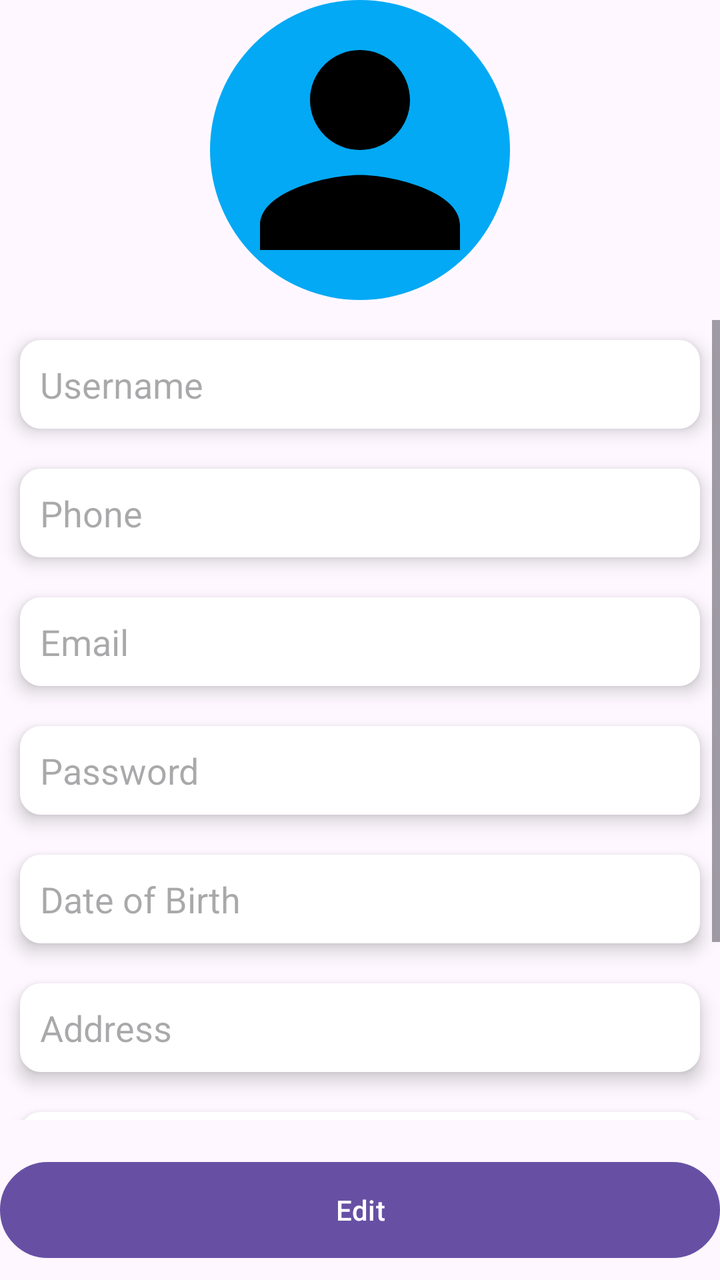
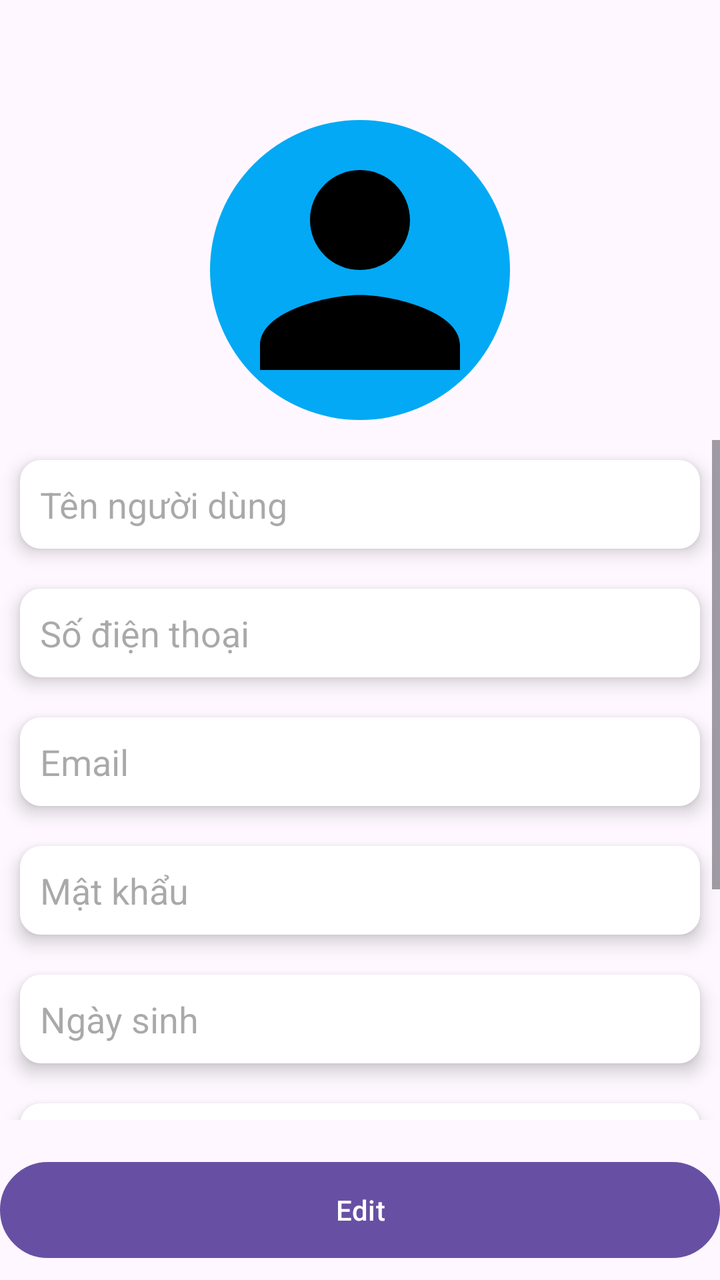

Two renders of the same Android screen: before a commit and after it. Below are the layout's source before the change and the commit's diff.
<!-- AndroidManifest.xml: application theme Theme.MyApp -->
<!-- res/layout/activity_account_detail.xml -->
<?xml version="1.0" encoding="utf-8"?>
<LinearLayout xmlns:android="http://schemas.android.com/apk/res/android"
    xmlns:app="http://schemas.android.com/apk/res-auto"
    xmlns:tools="http://schemas.android.com/tools"
    android:id="@+id/main"
    android:layout_width="match_parent"
    android:layout_height="match_parent"
    android:orientation="vertical"
    android:gravity="center"
    android:layout_margin="20dp"
    tools:context=".ui.dashboard.AccountDetailActivity">
    <ImageView
        android:layout_width="150dp"
        android:layout_height="150dp"
        android:background="@drawable/circular_bg"
        android:backgroundTint="@color/blue"
        android:src="@drawable/ic_person"
        android:scaleType="centerCrop"
        android:layout_marginBottom="10dp"
        android:id="@+id/profile_image_view"/>


    <ScrollView
        android:layout_width="match_parent"
        android:layout_height="0dp"
        android:layout_weight="1">

        <LinearLayout
            android:layout_width="match_parent"
            android:layout_height="wrap_content"
            android:orientation="vertical">

            <EditText
                android:id="@+id/edtName"
                android:layout_width="match_parent"
                android:layout_height="wrap_content"
                android:layout_margin="10dp"
                android:background="@drawable/edit_text_rounded_corner"
                android:elevation="5dp"
                android:hint="Username"
                android:inputType="text"
                android:padding="10dp" />

            <EditText
                android:id="@+id/edtPhoneNumber"
                android:layout_width="match_parent"
                android:layout_height="wrap_content"
                android:layout_margin="10dp"
                android:background="@drawable/edit_text_rounded_corner"
                android:elevation="5dp"
                android:hint="Phone"
                android:inputType="text"
                android:padding="10dp" />

            <EditText
                android:id="@+id/edtEmail"
                android:layout_width="match_parent"
                android:layout_height="wrap_content"
                android:layout_margin="10dp"
                android:background="@drawable/edit_text_rounded_corner"
                android:elevation="5dp"
                android:hint="Email"
                android:inputType="text"
                android:padding="10dp" />

            <EditText
                android:id="@+id/edtPassword"
                android:layout_width="match_parent"
                android:layout_height="wrap_content"
                android:layout_margin="10dp"
                android:background="@drawable/edit_text_rounded_corner"
                android:elevation="5dp"
                android:hint="Password"
                android:inputType="text"
                android:padding="10dp" />

            <EditText
                android:id="@+id/edtDob"
                android:layout_width="match_parent"
                android:layout_height="wrap_content"
                android:layout_margin="10dp"
                android:background="@drawable/edit_text_rounded_corner"
                android:elevation="5dp"
                android:hint="Date of Birth"
                android:inputType="text"
                android:padding="10dp" />

            <EditText
                android:id="@+id/edtAddress"
                android:layout_width="match_parent"
                android:layout_height="wrap_content"
                android:layout_margin="10dp"
                android:background="@drawable/edit_text_rounded_corner"
                android:elevation="5dp"
                android:hint="Address"
                android:inputType="text"
                android:padding="10dp" />
            <AutoCompleteTextView
                android:id="@+id/acGender"
                android:layout_width="match_parent"
                android:layout_height="wrap_content"
                android:layout_margin="10dp"
                android:background="@drawable/edit_text_rounded_corner"
                android:elevation="5dp"
                android:hint="Gender"
                android:padding="10dp"
                android:clickable="true"
                android:focusable="false"/>

            <AutoCompleteTextView
                android:id="@+id/acRole"
                android:layout_width="match_parent"
                android:layout_height="wrap_content"
                android:layout_margin="10dp"
                android:background="@drawable/edit_text_rounded_corner"
                android:elevation="5dp"
                android:hint="Role"
                android:padding="10dp"
                android:clickable="true"
                android:focusable="false"/>


        </LinearLayout>

    </ScrollView>

    <LinearLayout
        android:layout_width="match_parent"
        android:layout_height="70dp"
        android:gravity="center_vertical"
        android:layout_marginTop="10dp"
        android:orientation="vertical">
        <Button
            android:id="@+id/btnSave"
            android:layout_width="match_parent"
            android:layout_height="wrap_content"
            android:background="@drawable/btn_rounded_corner"
            android:text="Edit"
            app:rippleColor="#3F51B5"/>
    </LinearLayout>

</LinearLayout>
<!-- resources referenced by this layout -->
<resources>
  <color name="blue">#03A9F4</color>
  <!-- drawable btn_rounded_corner (drawable) -->
  <?xml version="1.0" encoding="utf-8"?>
  <shape android:shape="rectangle" xmlns:android="http://schemas.android.com/apk/res/android">
  
      <stroke android:width="1dp" android:color="@color/white"/>
      <corners android:radius="40dp"/>
      <solid android:color="@color/blue"/>
  </shape>
  <!-- drawable circular_bg (drawable) -->
  <?xml version="1.0" encoding="utf-8"?>
  <shape android:shape="oval" xmlns:android="http://schemas.android.com/apk/res/android">
  
  </shape>
  <!-- drawable edit_text_rounded_corner (drawable) -->
  <?xml version="1.0" encoding="utf-8"?>
  <shape android:shape="rectangle" xmlns:android="http://schemas.android.com/apk/res/android">
  
      <stroke android:width="1dp" android:color="@color/white"/>
      <corners android:radius="10dp"/>
      <solid android:color="@color/white"/>
  </shape>
  <!-- drawable ic_person (drawable) -->
  <vector android:height="100dp" android:tint="#000000"
      android:viewportHeight="24" android:viewportWidth="24"
      android:width="100dp" xmlns:android="http://schemas.android.com/apk/res/android">
      <path android:fillColor="@android:color/white" android:pathData="M12,12c2.21,0 4,-1.79 4,-4s-1.79,-4 -4,-4 -4,1.79 -4,4 1.79,4 4,4zM12,14c-2.67,0 -8,1.34 -8,4v2h16v-2c0,-2.66 -5.33,-4 -8,-4z"/>
  </vector>
  <style name="Theme.MyApp" parent="Base.Theme.MyApp" />
  <color name="white">#FFFFFFFF</color>
  <style name="Base.Theme.MyApp" parent="Theme.Material3.DayNight">
          
          
  
      </style>
</resources>

<!-- the commit's change to res/layout/activity_account_detail.xml (unified diff, before → after) -->
@@ -8,7 +8,8 @@
     android:orientation="vertical"
     android:gravity="center"
     android:layout_margin="20dp"
-    tools:context=".ui.dashboard.AccountDetailActivity">
+    tools:context=".ui.dashboard.AccountDetailActivity"
+    >
     <ImageView
         android:layout_width="150dp"
         android:layout_height="150dp"
@@ -17,7 +18,8 @@
         android:src="@drawable/ic_person"
         android:scaleType="centerCrop"
         android:layout_marginBottom="10dp"
-        android:id="@+id/profile_image_view"/>
+        android:id="@+id/profile_image_view"
+        android:layout_marginTop="60dp"/>
 
 
     <ScrollView
@@ -37,7 +39,7 @@
                 android:layout_margin="10dp"
                 android:background="@drawable/edit_text_rounded_corner"
                 android:elevation="5dp"
-                android:hint="Username"
+                android:hint="@string/user_name"
                 android:inputType="text"
                 android:padding="10dp" />
 
@@ -48,7 +50,7 @@
                 android:layout_margin="10dp"
                 android:background="@drawable/edit_text_rounded_corner"
                 android:elevation="5dp"
-                android:hint="Phone"
+                android:hint="@string/phone_number"
                 android:inputType="text"
                 android:padding="10dp" />
 
@@ -70,7 +72,7 @@
                 android:layout_margin="10dp"
                 android:background="@drawable/edit_text_rounded_corner"
                 android:elevation="5dp"
-                android:hint="Password"
+                android:hint="@string/password"
                 android:inputType="text"
                 android:padding="10dp" />
 
@@ -81,7 +83,7 @@
                 android:layout_margin="10dp"
                 android:background="@drawable/edit_text_rounded_corner"
                 android:elevation="5dp"
-                android:hint="Date of Birth"
+                android:hint="@string/date_of_birth"
                 android:inputType="text"
                 android:padding="10dp" />
 
@@ -92,7 +94,7 @@
                 android:layout_margin="10dp"
                 android:background="@drawable/edit_text_rounded_corner"
                 android:elevation="5dp"
-                android:hint="Address"
+                android:hint="@string/address"
                 android:inputType="text"
                 android:padding="10dp" />
             <AutoCompleteTextView
@@ -102,7 +104,7 @@
                 android:layout_margin="10dp"
                 android:background="@drawable/edit_text_rounded_corner"
                 android:elevation="5dp"
-                android:hint="Gender"
+                android:hint="@string/gender"
                 android:padding="10dp"
                 android:clickable="true"
                 android:focusable="false"/>
@@ -114,7 +116,7 @@
                 android:layout_margin="10dp"
                 android:background="@drawable/edit_text_rounded_corner"
                 android:elevation="5dp"
-                android:hint="Role"
+                android:hint="@string/role"
                 android:padding="10dp"
                 android:clickable="true"
                 android:focusable="false"/>
@@ -136,7 +138,8 @@
             android:layout_height="wrap_content"
             android:background="@drawable/btn_rounded_corner"
             android:text="Edit"
-            app:rippleColor="#3F51B5"/>
+            app:rippleColor="#3F51B5"
+            android:backgroundTint="@color/blue"/>
     </LinearLayout>
 
 </LinearLayout>
<!-- resource entries referenced after the edit -->
@@ -28,9 +28,16 @@
       android:width="100dp" xmlns:android="http://schemas.android.com/apk/res/android">
       <path android:fillColor="@android:color/white" android:pathData="M12,12c2.21,0 4,-1.79 4,-4s-1.79,-4 -4,-4 -4,1.79 -4,4 1.79,4 4,4zM12,14c-2.67,0 -8,1.34 -8,4v2h16v-2c0,-2.66 -5.33,-4 -8,-4z"/>
   </vector>
+  <string name="address">Địa chỉ</string>
+  <string name="date_of_birth">Ngày sinh</string>
+  <string name="gender">Giới tính</string>
+  <string name="password">Mật khẩu</string>
+  <string name="phone_number">Số điện thoại</string>
+  <string name="role">Vai trò</string>
+  <string name="user_name">Tên người dùng</string>
   <style name="Theme.MyApp" parent="Base.Theme.MyApp" />
   <color name="white">#FFFFFFFF</color>
-  <style name="Base.Theme.MyApp" parent="Theme.Material3.DayNight">
+  <style name="Base.Theme.MyApp" parent="Theme.Material3.DayNight.NoActionBar">
           
           
   
